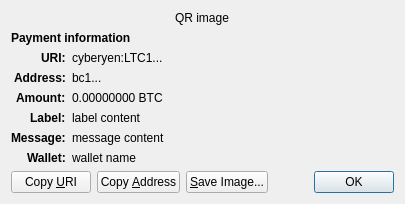
The window that src/qt/forms/receiverequestdialog.ui (cyberyen/cyberyen) describes before a commit, drawn with Qt 5.
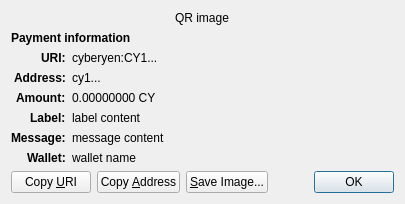
The same window after the commit. Custom widgets are drawn as their Qt base class.

The edit to the form file:
```diff
--- a/src/qt/forms/receiverequestdialog.ui
+++ b/src/qt/forms/receiverequestdialog.ui
@@ -65,7 +65,7 @@
    <item row="2" column="1" alignment="Qt::AlignTop">
     <widget class="QLabel" name="uri_content">
      <property name="text">
-      <string notr="true">cyberyen:LTC1...</string>
+      <string notr="true">cyberyen:CY1...</string>
      </property>
      <property name="textFormat">
       <enum>Qt::RichText</enum>
@@ -97,7 +97,7 @@
    <item row="3" column="1" alignment="Qt::AlignTop">
     <widget class="QLabel" name="address_content">
      <property name="text">
-      <string notr="true">bc1...</string>
+      <string notr="true">cy1...</string>
      </property>
      <property name="textFormat">
       <enum>Qt::PlainText</enum>
@@ -126,7 +126,7 @@
    <item row="4" column="1" alignment="Qt::AlignTop">
     <widget class="QLabel" name="amount_content">
      <property name="text">
-      <string notr="true">0.00000000 BTC</string>
+      <string notr="true">0.00000000 CY</string>
      </property>
      <property name="textFormat">
       <enum>Qt::PlainText</enum>
```
Lines whose indentation alone changed are shown as unchanged.
